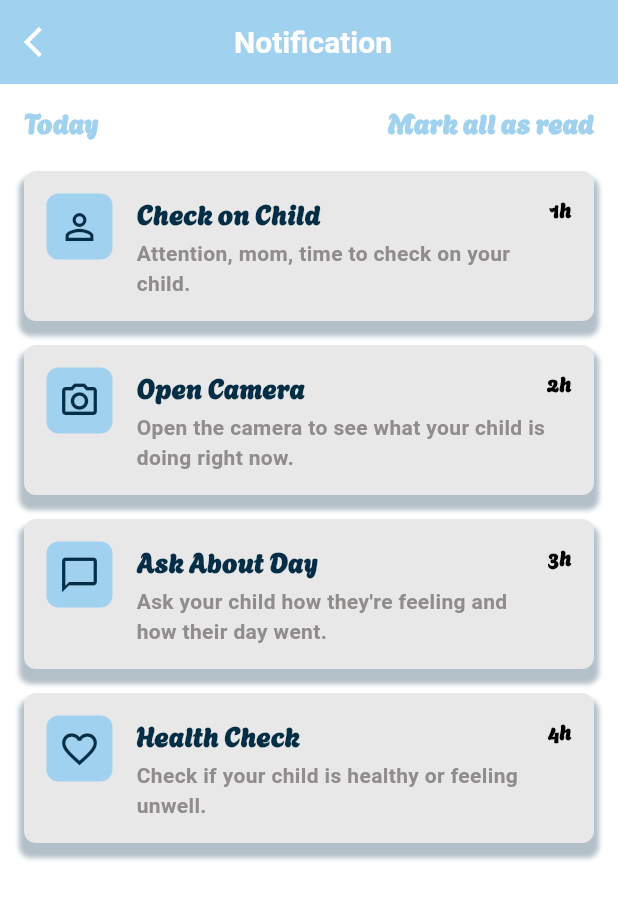
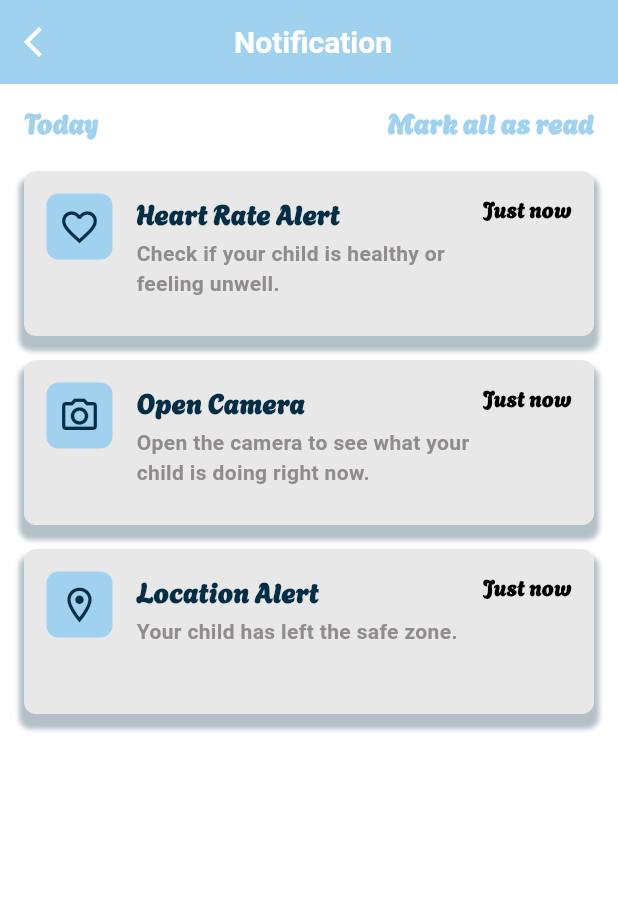
Before and after one commit to NOUUURR1/heart_guardian, a Flutter app: the HomeView screen opened directly with empty values, item 2 of the bottom bar chosen, after a tap on the "notifications active" icon, on a phone screen of 412 x 824 dp. Shown: the top 899 px of the screen. Run offline on Flutter 3.47's test engine with Material 3 defaults, Android fonts, the phone set to English and light mode, and no system bars; our stand-ins replace curved_navigation_bar, easy_localization, firebase_auth, firebase_core, firebase_database, fl_chart and 9 more; accounts and stored records are empty; network calls fail; project files that could hold a hidden picture were left out.

Commit message:
notification done

```diff
--- a/lib/screen/heart_view.dart
+++ b/lib/screen/heart_view.dart
@@ -1,3 +1,4 @@
+import 'dart:async';
 import 'package:flutter/material.dart';
 import 'package:firebase_database/firebase_database.dart';
 import 'package:heart_guardian/widgets/custom_line_chart.dart';
@@ -13,19 +14,42 @@ class HeartView extends StatefulWidget {
 class _HeartViewState extends State<HeartView>
     with SingleTickerProviderStateMixin {
   final _database = FirebaseDatabase.instance.ref();
-  List<double> heartRates = [];
-  List<double> spo2Levels = [];
-  List<String> timeLabels = [];
+
+  final List<double> heartRates = [];
+  final List<double> spo2Levels = [];
+  final List<String> timeLabels = [];
+
+  bool showAppBar = false;
 
   late AnimationController _controller;
   late Animation<double> _heartAnimation;
   late Animation<double> _oxygenAnimation;
+  late StreamSubscription<DatabaseEvent> _subscription;
 
   @override
   void initState() {
     super.initState();
-    listenToLiveData();
+    _initAnimations();
+    _listenToLiveData();
+  }
 
+  @override
+  void didChangeDependencies() {
+    super.didChangeDependencies();
+    final args = ModalRoute.of(context)?.settings.arguments as Map?;
+    setState(() {
+      showAppBar = args?['showAppBar'] ?? false;
+    });
+  }
+
+  @override
+  void dispose() {
+    _controller.dispose();
+    _subscription.cancel();
+    super.dispose();
+  }
+
+  void _initAnimations() {
     _controller = AnimationController(
       vsync: this,
       duration: const Duration(milliseconds: 800),
@@ -42,19 +66,13 @@ class _HeartViewState extends State<HeartView>
     ).animate(CurvedAnimation(parent: _controller, curve: Curves.easeInOut));
   }
 
-  @override
-  void dispose() {
-    _controller.dispose();
-    super.dispose();
-  }
+  void _listenToLiveData() {
+    _subscription = _database.child('sensorData').onValue.listen((event) {
+      final data = event.snapshot.value as Map?;
+      if (data == null || !mounted) return;
 
-  void listenToLiveData() {
-    _database.child('sensorData').onValue.listen((event) {
-      final data = event.snapshot.value as Map?;
-      if (data != null) {
       final bpm = (data['bpm'] ?? 0).toDouble();
       final spo2 = (data['spo2'] ?? 0).toDouble();
-
       final now = DateTime.now();
       final formattedTime =
           "${now.hour}:${now.minute.toString().padLeft(2, '0')}";
@@ -72,13 +90,37 @@ class _HeartViewState extends State<HeartView>
           spo2Levels.removeAt(0);
         }
       });
+    });
   }
-    });
+
+  PreferredSizeWidget? _buildAppBar() {
+    if (!showAppBar) return null;
+
+    return AppBar(
+      backgroundColor: const Color(0xFFA0D1EF),
+      leading: IconButton(
+        icon: const Icon(Icons.arrow_back_ios, color: Colors.white),
+        onPressed: () => Navigator.pop(context),
+      ),
+      elevation: 0,
+      title: const Text(
+        'Heart Monitor',
+        style: TextStyle(
+          color: Colors.white,
+          fontWeight: FontWeight.bold,
+          fontSize: 18,
+        ),
+      ),
+      centerTitle: true,
+    );
   }
 
   @override
   Widget build(BuildContext context) {
-    return SingleChildScrollView(
+    return Scaffold(
+      backgroundColor: Colors.white,
+      appBar: _buildAppBar(),
+      body: SingleChildScrollView(
         padding: const EdgeInsets.only(left: 20, right: 20, bottom: 200),
         child: Column(
           children: [
@@ -96,7 +138,7 @@ class _HeartViewState extends State<HeartView>
               timeLabels: timeLabels,
             ),
             const SizedBox(height: 30),
-          Text(
+            const Text(
               'Your heart rate and oxygen is updated live while using the sensor',
               textAlign: TextAlign.center,
               style: TextStyle(
@@ -108,6 +150,7 @@ class _HeartViewState extends State<HeartView>
             ),
           ],
         ),
+      ),
     );
   }
 }
--- a/lib/screen/home_view.dart
+++ b/lib/screen/home_view.dart
@@ -26,8 +26,8 @@ class _HomeViewState extends State<HomeView> {
     _widgetOptions = [
       HomeScreenContent(),
       HeartView(),
-      const SizedBox(), // كاميرا
-      const SizedBox(), // بروفايل
+      const SizedBox(),
+      const SizedBox(),
     ];
   }
 
@@ -43,7 +43,7 @@ class _HomeViewState extends State<HomeView> {
           builder:
               (context) => OpenCameraScreen(
                 cameraIp: '192.168.1.11',
-                userId: widget.userId, // ✅ التعديل هنا
+                userId: widget.userId,
               ),
         ),
       );
--- a/lib/screen/notification_screen.dart
+++ b/lib/screen/notification_screen.dart
@@ -3,8 +3,33 @@ import 'package:heart_guardian/widgets/notification_appbar.dart';
 import 'package:heart_guardian/widgets/notification_header.dart';
 import 'package:heart_guardian/widgets/notification_items.dart';
 
-class NotificationScreen extends StatelessWidget {
+class NotificationScreen extends StatefulWidget {
   const NotificationScreen({super.key});
+
+  @override
+  State<NotificationScreen> createState() => _NotificationScreenState();
+}
+
+class _NotificationScreenState extends State<NotificationScreen> {
+  DateTime? lastNotificationTime;
+
+  @override
+  void didChangeDependencies() {
+    super.didChangeDependencies();
+    setState(() {
+      lastNotificationTime = DateTime.now();
+    });
+  }
+
+  String getTimeAgo() {
+    if (lastNotificationTime == null) return '—';
+    final diff = DateTime.now().difference(lastNotificationTime!);
+    if (diff.inMinutes < 1) return 'Just now';
+    if (diff.inMinutes < 60) return '${diff.inMinutes}m ago';
+    if (diff.inHours < 24) return '${diff.inHours}h ago';
+    if (diff.inDays == 1) return 'Yesterday';
+    return '${diff.inDays} days ago';
+  }
 
   @override
   Widget build(BuildContext context) {
@@ -12,38 +37,31 @@ class NotificationScreen extends StatelessWidget {
       backgroundColor: Colors.white,
       appBar: NotificationAppBar(),
       body: Column(
-        children: const [
-          NotificationHeader(),
+        children: [
+          const NotificationHeader(),
           Expanded(
             child: SingleChildScrollView(
               child: Column(
                 children: [
                   NotificationItem(
-                    icon: Icons.person_outline,
-                    title: 'Check on Child',
-                    subtitle: 'Attention, mom, time to check on your child.',
-                    time: '1h',
+                    icon: Icons.favorite_border,
+                    title: 'Heart Rate Alert',
+                    subtitle:
+                        'Check if your child is healthy or feeling unwell.',
+                    time: lastNotificationTime != null ? getTimeAgo() : '—',
                   ),
                   NotificationItem(
                     icon: Icons.camera_alt_outlined,
                     title: 'Open Camera',
                     subtitle:
                         'Open the camera to see what your child is doing right now.',
-                    time: '2h',
+                    time: lastNotificationTime != null ? getTimeAgo() : '—',
                   ),
                   NotificationItem(
-                    icon: Icons.chat_bubble_outline,
-                    title: 'Ask About Day',
-                    subtitle:
-                        'Ask your child how they\'re feeling and how their day went.',
-                    time: '3h',
-                  ),
-                  NotificationItem(
-                    icon: Icons.favorite_border,
-                    title: 'Health Check',
-                    subtitle:
-                        'Check if your child is healthy or feeling unwell.',
-                    time: '4h',
+                    icon: Icons.location_on_outlined,
+                    title: 'Location Alert',
+                    subtitle: 'Your child has left the safe zone.',
+                    time: lastNotificationTime != null ? getTimeAgo() : '—',
                   ),
                 ],
               ),
--- a/lib/screen/profile_screen.dart
+++ b/lib/screen/profile_screen.dart
@@ -60,7 +60,7 @@ class _ProfileScreenState extends State<ProfileScreen> {
         "email": emailController.text,
         "password": passwordController.text,
         "birthdate": birthdateController.text,
-        "profile_image_url": "", // سيتم التعامل مع الصور لاحقًا
+        "profile_image_url": "",
       }),
     );
 
--- a/lib/services/heart_monitor_service.dart
+++ b/lib/services/heart_monitor_service.dart
@@ -3,13 +3,15 @@ import 'notification_service.dart';
 
 class HeartMonitorService {
   static void startMonitoring() {
-    final databaseRef = FirebaseDatabase.instance.ref('SensorData/BPM');
+   final databaseRef = FirebaseDatabase.instance.ref('sensorData/bpm');
+
 
     databaseRef.onValue.listen((event) {
       final value = event.snapshot.value;
       if (value != null) {
         final bpm = int.tryParse(value.toString());
-        if (bpm != null && (bpm < 60 || bpm > 120)) {
+        if (bpm != null && (bpm < 70 || bpm > 110)) {
+          print(' معدل ضربات القلب خارج النطاق: $bpm');
           NotificationService.showHeartRateAlert(bpm);
         }
       }
--- a/lib/widgets/notification_appbar.dart
+++ b/lib/widgets/notification_appbar.dart
@@ -1,6 +1,7 @@
 import 'package:flutter/material.dart';
 
-class NotificationAppBar extends StatelessWidget implements PreferredSizeWidget {
+class NotificationAppBar extends StatelessWidget
+    implements PreferredSizeWidget {
   const NotificationAppBar({super.key});
 
   @override
--- a/lib/widgets/notification_items.dart
+++ b/lib/widgets/notification_items.dart
@@ -1,4 +1,8 @@
 import 'package:flutter/material.dart';
+import 'package:heart_guardian/main.dart';
+import 'package:heart_guardian/screen/heart_view.dart';
+import 'package:heart_guardian/screen/open_camera_screen.dart';
+import 'package:heart_guardian/widgets/location_screen.dart';
 
 class NotificationItem extends StatelessWidget {
   final IconData icon;
@@ -16,9 +20,35 @@ class NotificationItem extends StatelessWidget {
 
   @override
   Widget build(BuildContext context) {
-    return Padding(
+    return InkWell(
+      onTap: () {
+        if (title == 'Heart Rate Alert' || title.contains('Heart Rate')) {
+          navigatorKey.currentState?.pushNamed(
+            '/heartView',
+            arguments: {'showAppBar': true},
+          );
+        } else if (title == 'Open Camera' || title.contains('Camera')) {
+          Navigator.push(
+            context,
+            MaterialPageRoute(
+              builder:
+                  (context) => const OpenCameraScreen(
+                    cameraIp: '192.168.1.11',
+                    userId: 0,
+                  ),
+            ),
+          );
+        } else if (title == 'Location Alert' || title.contains('Location')) {
+          Navigator.push(
+            context,
+            MaterialPageRoute(builder: (context) => const LocationScreen()),
+          );
+        }
+      },
+      child: Padding(
         padding: const EdgeInsets.symmetric(horizontal: 16.0, vertical: 8.0),
         child: Container(
+          height: 110,
           decoration: BoxDecoration(
             color: const Color(0XFFE8E8E8),
             borderRadius: BorderRadius.circular(8.0),
@@ -81,6 +111,7 @@ class NotificationItem extends StatelessWidget {
             ),
           ),
         ),
+      ),
     );
   }
 }
```
Also changed, not shown: lib/main.dart (+9 -1 lines), lib/screen/open_camera_screen.dart (+2 -5 lines), lib/services/notification_service.dart (+29 -3 lines). Lines whose indentation alone changed are shown as unchanged.
